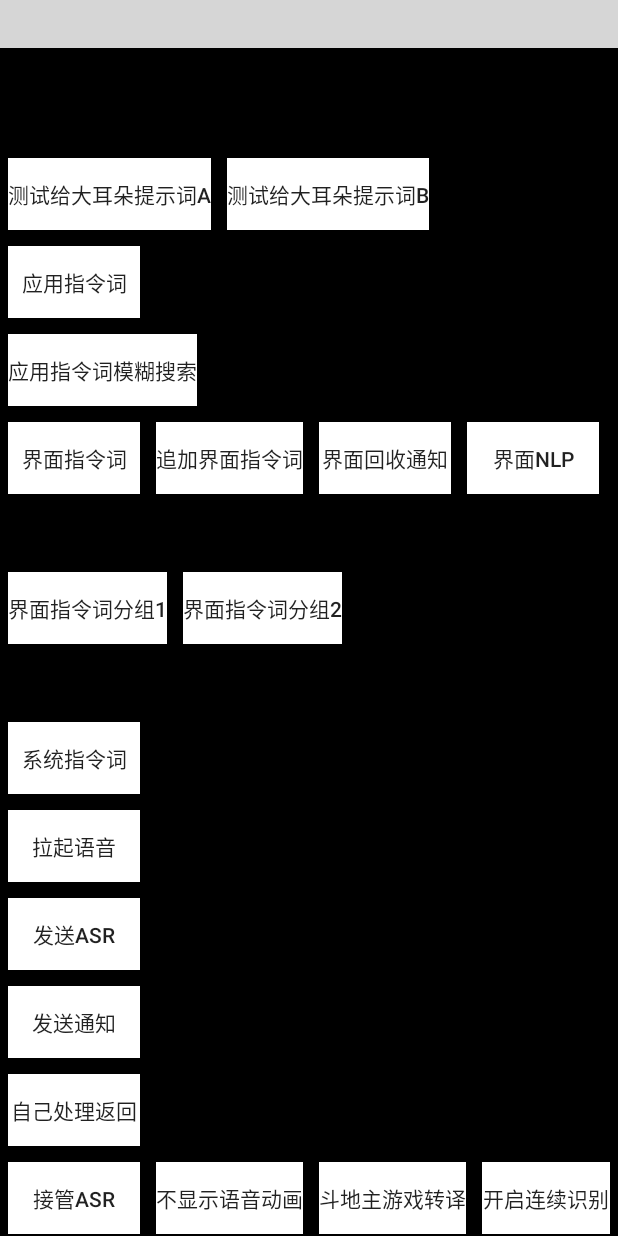
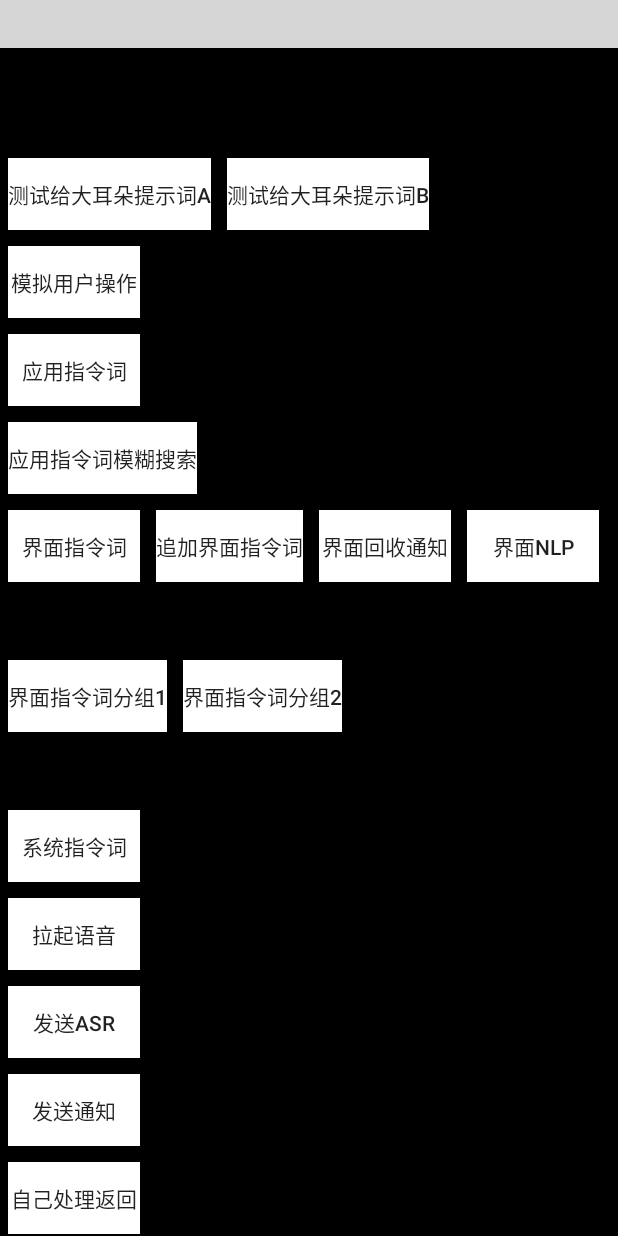
Before and after one commit to RiverrunNetwork/voicelink, an Android app: the screen it shows after launch (DemoView), after a tap on "测试给大耳朵提示词A", on a phone screen of 412 x 824 dp. Run offline under Robolectric (Android 15) with nearby library versions, the phone set to English and light mode, and no system bars; plain views replace AIFuncView; network calls fail; 1 statement that could not run was skipped; grey boxes are pictures that could not be loaded.

Commit message:
支持模拟用户说话

```diff
--- a/TellA/app/build.gradle
+++ b/TellA/app/build.gradle
@@ -40,7 +40,7 @@ dependencies {
     testCompile 'junit:junit:4.12'
     compile "org.jetbrains.kotlin:kotlin-stdlib:$kotlin_version"
     compile "org.jetbrains.kotlin:kotlin-stdlib-jre7:$kotlin_version"
-    compile files('libs/thirdtell-180504.jar')
+    compile files('libs/thirdtell-180518.jar')
     compile files('libs/voicethirdparty-180516.jar')
     compile files('libs/authentication-171210.jar')
     compile files('libs/constantplugin-180427.jar')
--- a/TellA/app/src/main/java/com/bftv/tell/a/DemoView.kt
+++ b/TellA/app/src/main/java/com/bftv/tell/a/DemoView.kt
@@ -1,4 +1,5 @@
 package com.bftv.tell.a
+
 import android.app.Activity
 import android.content.Intent
 import android.os.Bundle
@@ -40,7 +41,7 @@ class DemoView : Activity(), IVoiceObserver {
         return null
     }
 
-    override fun  onCreate(savedInstanceState: Bundle?) {
+    override fun onCreate(savedInstanceState: Bundle?) {
         super.onCreate(savedInstanceState)
         setContentView(R.layout.demo_layout)
         //应用指令词
@@ -185,7 +186,7 @@ class DemoView : Activity(), IVoiceObserver {
         })
 
         //发送通知
-        btn_send_notice.setOnClickListener( {
+        btn_send_notice.setOnClickListener({
             val notice = Notice()
             notice.img = "xxx"
             notice.pck = packageName
@@ -286,7 +287,7 @@ class DemoView : Activity(), IVoiceObserver {
          * 当前只更改ClassName 对应的结果
          */
         btn_aiui_score.setOnClickListener(View.OnClickListener {
-            TellManager.getInstance().addScore(App.sApp,packageName,this@DemoView.javaClass.name,5)
+            TellManager.getInstance().addScore(App.sApp, packageName, this@DemoView.javaClass.name, 5)
         })
 
         //启动Root权限
@@ -350,14 +351,24 @@ class DemoView : Activity(), IVoiceObserver {
             cacheData.add("请打开")
             cacheData.add("能不能打开")
             cacheData.add("给我切换到")
-            TellManager.getInstance().nlpCache(App.sApp,this@DemoView.javaClass.name,cacheData)
+            TellManager.getInstance().nlpCache(App.sApp, this@DemoView.javaClass.name, cacheData)
+        })
+
+        btn_voice_start.setOnClickListener(View.OnClickListener {
+            TellManager.getInstance().sendControl(App.sApp, "voice_show")
+            Handler().postDelayed(Runnable {
+                Handler().postDelayed(Runnable {
+                    TellManager.getInstance().sendControl(App.sApp, "voice_end刘德华的电影")
+                }, 1000)
+                TellManager.getInstance().sendControl(App.sApp, "volume10")
+            }, 1000)
         })
 
         //自定义系统指令词
         btn_nlp_system.setOnClickListener({
             val data = ArrayList<InterceptorNet>()
-            data.add(InterceptorNet("删除第.*.*",12345423))
-            TellManager.getInstance().nlpSystem(App.sApp,this@DemoView.javaClass.name,data)
+            data.add(InterceptorNet("删除第.*.*", 12345423))
+            TellManager.getInstance().nlpSystem(App.sApp, this@DemoView.javaClass.name, data)
         })
 
         //不使用SDK
--- a/TellA/app/src/main/res/layout/demo_layout.xml
+++ b/TellA/app/src/main/res/layout/demo_layout.xml
@@ -40,6 +40,15 @@
                     android:text="测试给大耳朵提示词B" />
 
             </LinearLayout>
+
+            <Button
+                android:id="@+id/btn_voice_start"
+                android:layout_width="wrap_content"
+                android:layout_height="wrap_content"
+                android:layout_margin="5dp"
+                android:background="@drawable/bg_selector_red"
+                android:text="模拟用户操作" />
+
 
             <Button
                 android:id="@+id/btn_app"
@@ -338,6 +347,8 @@
                 android:layout_margin="5dp"
                 android:background="@drawable/bg_selector_red"
                 android:text="不使用语音SDK" />
+
+
         </LinearLayout>
 
 
```
Also changed, not shown: TellA/app/libs/thirdtell-180504.jar (deleted), TellA/app/libs/thirdtell-180518.jar (added).
